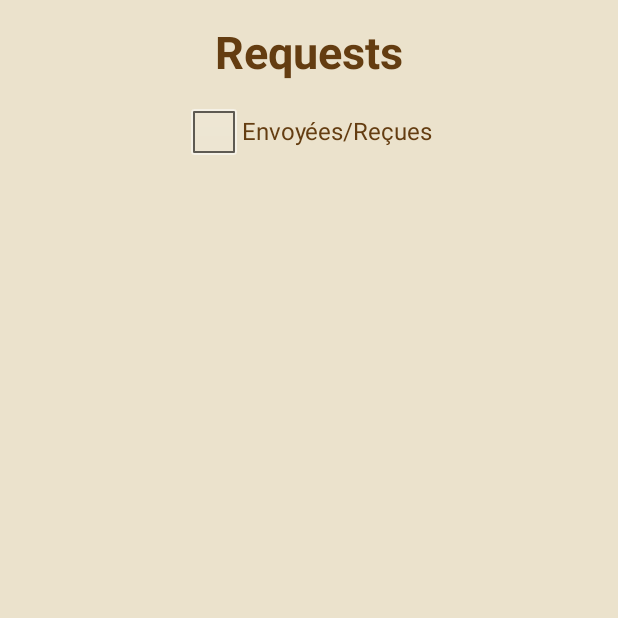
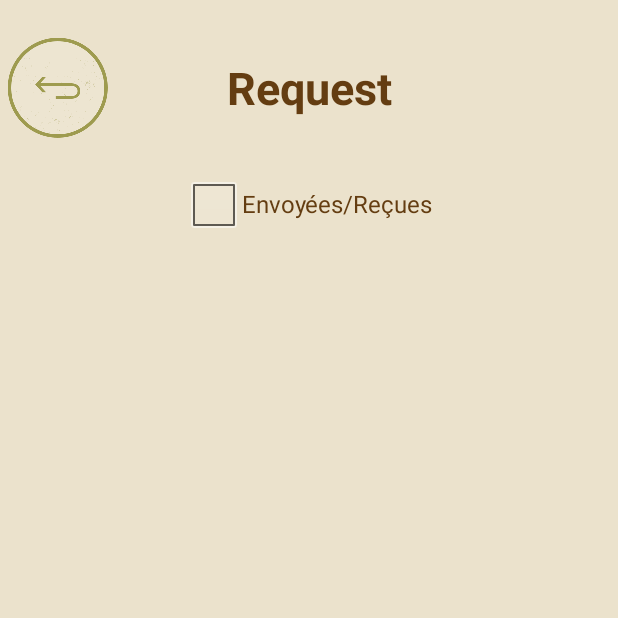
Before and after one commit to Donaschmi/UCLove, an Android app: the FriendRequests screen opened directly, with no data from a screen before it, on a phone screen of 412 x 824 dp, the top half of it. Run offline under Robolectric (Android 15) with nearby library versions, the phone set to English and light mode, and no system bars; 3 statements that could not run were skipped.

Commit message:
qqs rendu graphique

```diff
--- /dev/null
+++ b/app/src/main/java/ucloveproject/uclove/Activity/Request.java
@@ -0,0 +1,7 @@
+package ucloveproject.uclove.Activity;
+
+/**
+ * Created by Donatien on 06/05/2016.
+ */
+public class Request {
+}
--- a/app/src/main/res/layout/activity_friend_requests.xml
+++ b/app/src/main/res/layout/activity_friend_requests.xml
@@ -8,14 +8,35 @@
     android:orientation="vertical">
 
 
+    <RelativeLayout
+        android:layout_width="match_parent"
+        android:layout_height="wrap_content"
+        android:id="@+id/title_request"
+        android:paddingBottom="30px"
+        android:paddingTop="30px">
+
+        <ImageButton
+            android:id="@+id/btn_back"
+
+            android:layout_width="wrap_content"
+            android:layout_height="wrap_content"
+
+            android:src="@mipmap/back"
+            android:background="@android:color/transparent"
+            />
 
 
-    <TextView
-        android:id="@+id/textView_title_profile"
-        style="@style/Titre"
-        android:layout_width="match_parent"
-        android:layout_height="58dp"
-        android:text="Requests" />
+        <TextView
+            style="@style/Titre"
+            android:id="@+id/textView_title_profile"
+            android:layout_width="match_parent"
+            android:layout_height="wrap_content"
+            android:text="Request"
+            android:layout_centerVertical="true"
+            android:layout_centerHorizontal="true"
+            android:background="@android:color/transparent"/>
+
+    </RelativeLayout>
 
     <CheckBox
         android:layout_width="wrap_content"
@@ -43,6 +64,11 @@
         android:orientation="vertical"
         android:layout_width="match_parent"
         android:layout_height="match_parent"></LinearLayout>
+    <View
+        android:layout_below="@+id/title_request"
+        android:layout_width="match_parent"
+        android:layout_height="3dp"
+        android:background="@android:color/darker_gray"/>
 
 
 </LinearLayout>
--- a/app/src/main/res/layout/activity_profil.xml
+++ b/app/src/main/res/layout/activity_profil.xml
@@ -28,8 +28,10 @@
                 android:id="@+id/textView_title_profile"
                 android:layout_width="match_parent"
                 android:layout_height="wrap_content"
-                android:layout_toRightOf="@+id/btn_back"
-                android:text="Your profile"/>
+                android:text="Your profile"
+                android:layout_centerVertical="true"
+                android:layout_centerHorizontal="true"
+                android:background="@android:color/transparent"/>
 
         </RelativeLayout>
 
```
